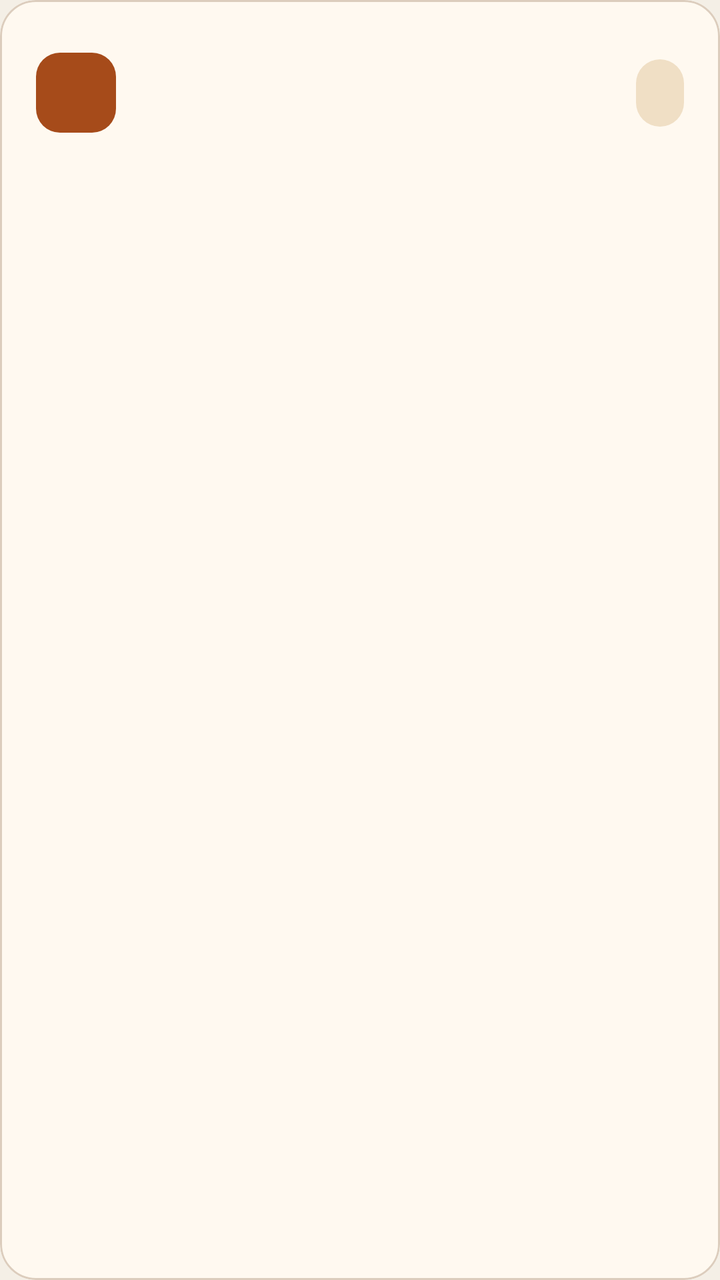
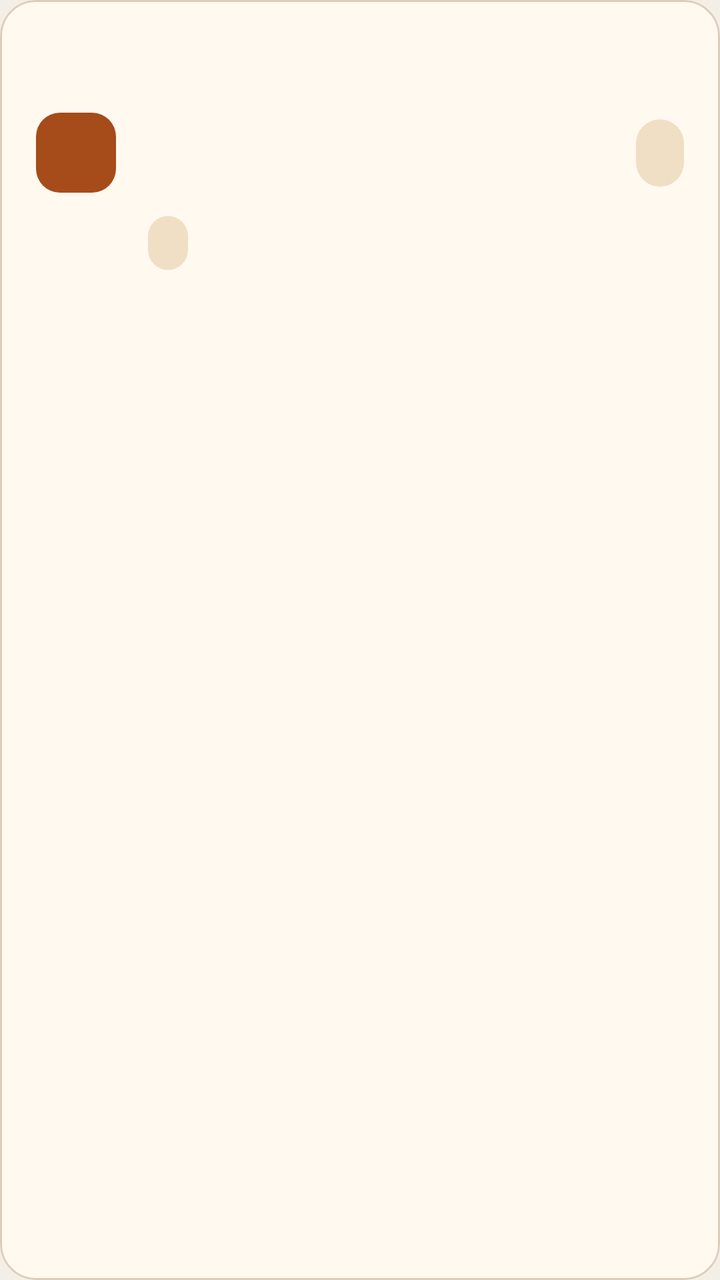

Compare the two renders of this Android layout. The source of the first and the diff that turns it into the second are given below.
<!-- AndroidManifest.xml: application theme Theme.MhwCompanion -->
<!-- res/layout/item_armor_piece.xml -->
<?xml version="1.0" encoding="utf-8"?>

<com.google.android.material.card.MaterialCardView xmlns:android="http://schemas.android.com/apk/res/android"
    xmlns:app="http://schemas.android.com/apk/res-auto"
    android:layout_width="match_parent"
    android:layout_height="wrap_content"
    android:layout_marginBottom="14dp"
    app:cardBackgroundColor="@color/surface_card"
    app:cardCornerRadius="18dp"
    app:strokeColor="@color/item_stroke"
    app:strokeWidth="1dp">

    <LinearLayout
        android:layout_width="match_parent"
        android:layout_height="wrap_content"
        android:gravity="center_vertical"
        android:orientation="horizontal"
        android:padding="18dp">

        <TextView
            android:id="@+id/armor_type"
            android:layout_width="40dp"
            android:layout_height="40dp"
            android:background="@drawable/bg_armor_type_chip"
            android:gravity="center"
            android:textAppearance="@style/TextAppearance.MhwCompanion.Title"
            android:textColor="@color/white" />

        <LinearLayout
            android:layout_width="0dp"
            android:layout_height="wrap_content"
            android:layout_marginStart="16dp"
            android:layout_weight="1"
            android:orientation="vertical">

            <TextView
                android:id="@+id/armor_name"
                android:layout_width="match_parent"
                android:layout_height="wrap_content"
                android:textAppearance="@style/TextAppearance.MhwCompanion.Title"
                android:textColor="@color/text_primary" />

            <TextView
                android:id="@+id/armor_rank"
                android:layout_width="wrap_content"
                android:layout_height="wrap_content"
                android:layout_marginTop="6dp"
                android:textAppearance="@style/TextAppearance.MhwCompanion.Body"
                android:textColor="@color/text_secondary" />
        </LinearLayout>

        <TextView
            android:id="@+id/armor_rarity"
            android:layout_width="wrap_content"
            android:layout_height="wrap_content"
            android:background="@drawable/bg_rarity_pill"
            android:paddingLeft="12dp"
            android:paddingTop="6dp"
            android:paddingRight="12dp"
            android:paddingBottom="6dp"
            android:textAppearance="@style/TextAppearance.MhwCompanion.Body"
            android:textColor="@color/primary_amber_dark" />
    </LinearLayout>

</com.google.android.material.card.MaterialCardView>
<!-- resources referenced by this layout -->
<resources>
  <color name="item_stroke">#DCCDBD</color>
  <color name="primary_amber_dark">#6F2C11</color>
  <color name="surface_card">#FFF9F0</color>
  <color name="text_primary">#2D241C</color>
  <color name="text_secondary">#6A5B4C</color>
  <color name="white">#FFFFFF</color>
  <!-- drawable bg_armor_type_chip (drawable) -->
  <?xml version="1.0" encoding="utf-8"?>
  
  <shape xmlns:android="http://schemas.android.com/apk/res/android"
      android:shape="rectangle">
      <corners android:radius="12dp" />
      <solid android:color="@color/primary_amber" />
  </shape>
  <!-- drawable bg_rarity_pill (drawable) -->
  <?xml version="1.0" encoding="utf-8"?>
  
  <shape xmlns:android="http://schemas.android.com/apk/res/android"
      android:shape="rectangle">
      <corners android:radius="999dp" />
      <solid android:color="@color/rarity_background" />
  </shape>
  <style name="TextAppearance.MhwCompanion.Body" parent="TextAppearance.Material3.BodyLarge">
          <item name="android:textColor">@color/text_secondary</item>
      </style>
  <style name="TextAppearance.MhwCompanion.Title" parent="TextAppearance.Material3.TitleLarge">
          <item name="android:textColor">@color/text_primary</item>
      </style>
  <style name="Theme.MhwCompanion" parent="Theme.Material3.Light.NoActionBar">
          <item name="colorPrimary">@color/primary_amber</item>
          <item name="colorOnPrimary">@color/white</item>
          <item name="android:statusBarColor">@android:color/transparent</item>
          <item name="android:windowLightStatusBar" tools:targetApi="23">true</item>
          <item name="colorSurface">@color/surface_base</item>
          <item name="android:windowBackground">@color/surface_base</item>
      </style>
  <color name="primary_amber">#A64B1A</color>
  <color name="rarity_background">#F0DFC5</color>
  <color name="surface_base">#F4EFE6</color>
</resources>

<!-- the commit's change to res/layout/item_armor_piece.xml (unified diff, before → after) -->
@@ -47,6 +47,28 @@
                 android:layout_marginTop="6dp"
                 android:textAppearance="@style/TextAppearance.MhwCompanion.Body"
                 android:textColor="@color/text_secondary" />
+
+            <TextView
+                android:id="@+id/armor_skills"
+                android:layout_width="match_parent"
+                android:layout_height="wrap_content"
+                android:layout_marginTop="6dp"
+                android:maxLines="2"
+                android:textAppearance="@style/TextAppearance.MhwCompanion.Caption"
+                android:textColor="@color/text_secondary" />
+
+            <TextView
+                android:id="@+id/armor_slots"
+                android:layout_width="wrap_content"
+                android:layout_height="wrap_content"
+                android:layout_marginTop="8dp"
+                android:background="@drawable/bg_rarity_pill"
+                android:paddingLeft="10dp"
+                android:paddingTop="4dp"
+                android:paddingRight="10dp"
+                android:paddingBottom="4dp"
+                android:textAppearance="@style/TextAppearance.MhwCompanion.Caption"
+                android:textColor="@color/primary_amber_dark" />
         </LinearLayout>
 
         <TextView
<!-- resource entries referenced after the edit -->
@@ -25,6 +25,9 @@
   <style name="TextAppearance.MhwCompanion.Body" parent="TextAppearance.Material3.BodyLarge">
           <item name="android:textColor">@color/text_secondary</item>
       </style>
+  <style name="TextAppearance.MhwCompanion.Caption" parent="TextAppearance.Material3.BodyMedium">
+          <item name="android:textColor">@color/text_secondary</item>
+      </style>
   <style name="TextAppearance.MhwCompanion.Title" parent="TextAppearance.Material3.TitleLarge">
           <item name="android:textColor">@color/text_primary</item>
       </style>
